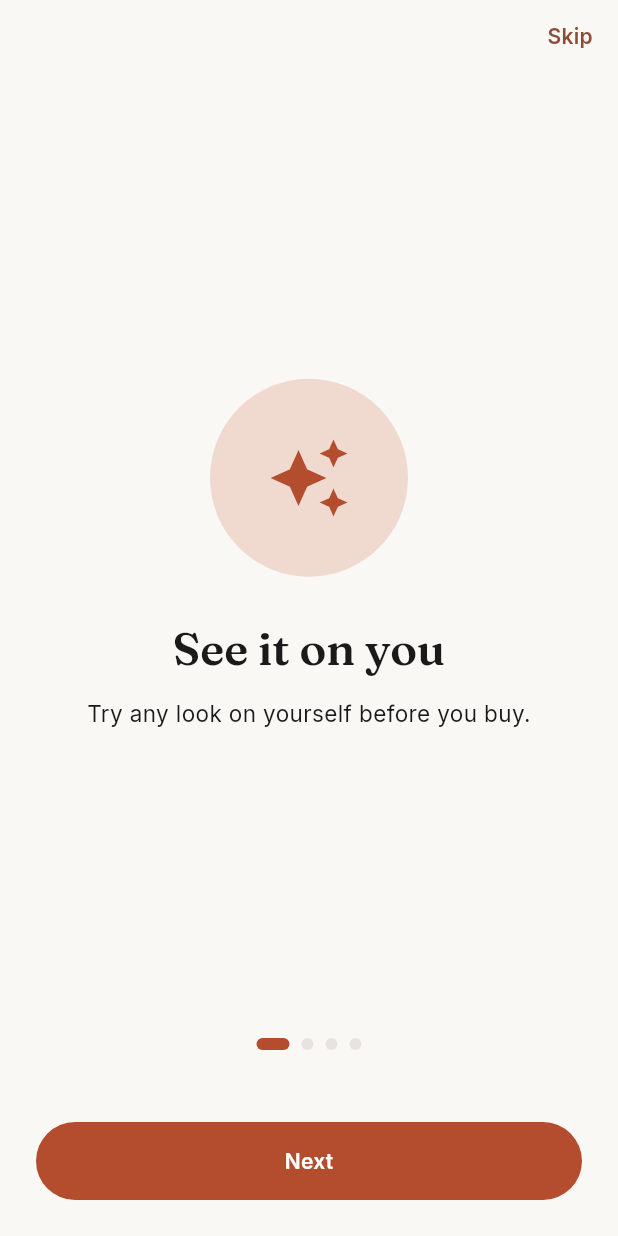
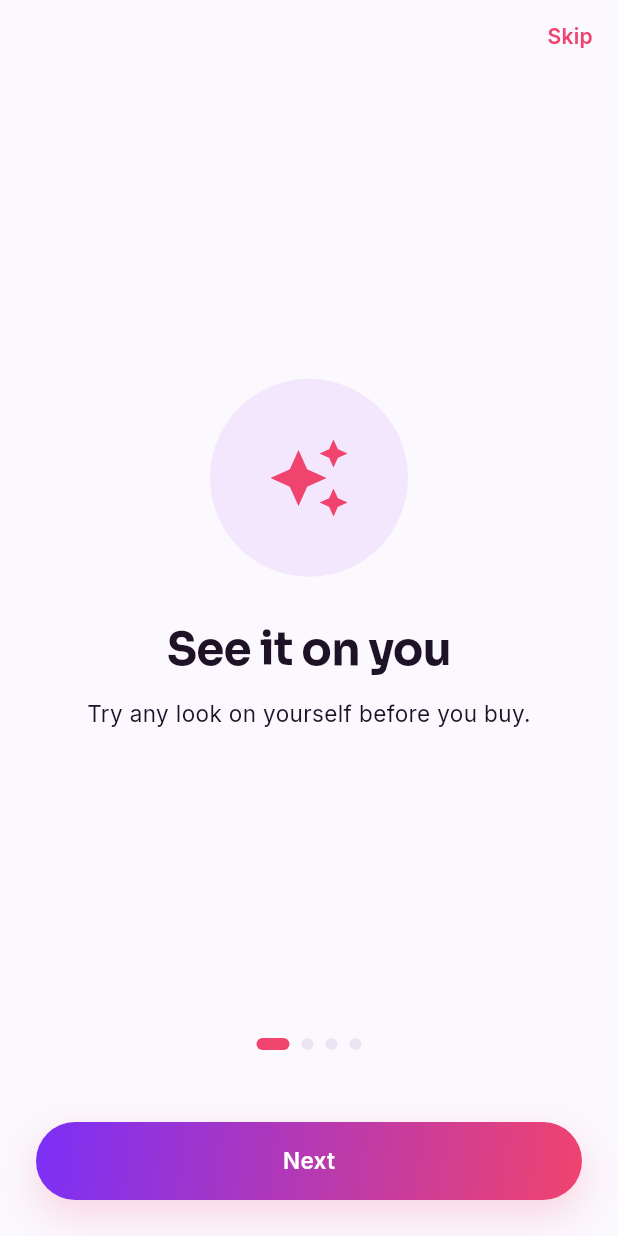
Before and after one commit to getRabbi/wear-the-mood, a Flutter app: the screen it shows after launch, on a phone screen of 412 x 824 dp. Run offline on Flutter 3.47's test engine with Material 3 defaults, Android fonts, the phone set to English and light mode, and no system bars; our stand-ins replace cached_network_image, dio, firebase_core, firebase_messaging, flutter_image_compress, flutter_riverpod and 8 more; missing offline and left inert: google_mlkit_pose_detection, posthog_flutter; accounts and stored records are empty; generated files the repository leaves out were written again.

Commit message:
feat(ui): "Modern Vibrant" redesign — electric violet→pink, glassy, springy
A women-focused, futuristic refresh driven entirely from the design system, so it
cascades to every screen:
- tokens: electric coral-pink + violet brand gradient, soft-lilac (light) / deep
  aubergine (dark) surfaces, rounder radii, accent glow, springy motion curve
- theme: vibrant colorScheme, modern geometric display font (Sora), clean flat
  app bars, filled lilac inputs, pill chips, modern nav bar + floating snackbars
- PrimaryButton is now the signature gradient pill with a soft glow
- updated the leaderboard prize banner + the tryon CTA test to match

Co-Authored-By: Claude Opus 4.8 <noreply@anthropic.com>

```diff
--- a/app/lib/core/theme/app_theme.dart
+++ b/app/lib/core/theme/app_theme.dart
@@ -3,8 +3,9 @@ import 'package:google_fonts/google_fonts.dart';
 
 import 'tokens.dart';
 
-/// App theme built from [AppColors] tokens (CLAUDE.md §4.2). Editorial display
-/// type (Fraunces) + clean body type (Inter). Dark mode is first-class.
+/// App theme built from [AppColors] tokens (CLAUDE.md §4.2) — "Modern Vibrant":
+/// electric violet→pink on soft lilac (light) and deep aubergine (dark). Modern
+/// geometric display type (Sora) + clean body (Inter). Dark mode is first-class.
 abstract final class AppTheme {
   static ThemeData light() => _build(Brightness.light);
   static ThemeData dark() => _build(Brightness.dark);
@@ -14,7 +15,11 @@ abstract final class AppTheme {
     final ink = dark ? AppColors.inkDark : AppColors.ink;
     final paper = dark ? AppColors.paperDark : AppColors.paper;
     final surface = dark ? AppColors.surfaceDark : AppColors.surface;
-    final display = GoogleFonts.fraunces(); // editorial headers
+    final muted = dark ? AppColors.mist : AppColors.graphite;
+    final fieldFill = dark ? const Color(0xFF2A1E3D) : AppColors.accentSoft;
+    final border = dark ? const Color(0xFF34284A) : AppColors.mist;
+
+    final display = GoogleFonts.sora(); // modern geometric headers
     final body = GoogleFonts.inter(); // UI/body
 
     final text = TextTheme(
@@ -22,10 +27,17 @@ abstract final class AppTheme {
         fontSize: 30,
         height: 1.1,
         color: ink,
-        fontWeight: FontWeight.w600,
+        fontWeight: FontWeight.w700,
+        letterSpacing: -0.5,
       ),
-      headlineSmall: display.copyWith(fontSize: 22, height: 1.15, color: ink),
-      titleMedium: body.copyWith(
+      headlineSmall: display.copyWith(
+        fontSize: 22,
+        height: 1.15,
+        color: ink,
+        fontWeight: FontWeight.w700,
+        letterSpacing: -0.2,
+      ),
+      titleMedium: display.copyWith(
         fontSize: 16,
         fontWeight: FontWeight.w600,
         color: ink,
@@ -36,23 +48,34 @@ abstract final class AppTheme {
         fontWeight: FontWeight.w600,
         letterSpacing: 0.2,
       ),
-      bodySmall: body.copyWith(
-        fontSize: 13,
-        color: dark ? AppColors.mist : AppColors.graphite,
-      ),
+      bodySmall: body.copyWith(fontSize: 13, color: muted),
+    );
+
+    final scheme = ColorScheme.fromSeed(
+      seedColor: AppColors.violet,
+      brightness: b,
+    ).copyWith(
+      primary: AppColors.accent,
+      secondary: AppColors.violet,
+      surface: surface,
+      error: AppColors.danger,
     );
 
     return ThemeData(
       useMaterial3: true,
       brightness: b,
       scaffoldBackgroundColor: paper,
-      colorScheme: ColorScheme.fromSeed(
-        seedColor: AppColors.accent,
-        brightness: b,
-        surface: surface,
+      colorScheme: scheme,
+      textTheme: text,
+      dividerColor: border,
+      appBarTheme: AppBarTheme(
+        backgroundColor: paper,
+        foregroundColor: ink,
+        elevation: 0,
+        scrolledUnderElevation: 0,
+        centerTitle: false,
+        titleTextStyle: text.titleMedium?.copyWith(fontSize: 20),
       ),
-      textTheme: text,
-      dividerColor: dark ? const Color(0xFF2A2A2A) : AppColors.mist,
       filledButtonTheme: FilledButtonThemeData(
         style: FilledButton.styleFrom(
           backgroundColor: AppColors.accent,
@@ -64,6 +87,15 @@ abstract final class AppTheme {
           textStyle: text.labelLarge,
         ),
       ),
+      outlinedButtonTheme: OutlinedButtonThemeData(
+        style: OutlinedButton.styleFrom(
+          foregroundColor: AppColors.accent,
+          side: BorderSide(color: AppColors.accent.withValues(alpha: 0.4)),
+          shape: RoundedRectangleBorder(
+            borderRadius: BorderRadius.circular(AppRadius.pill),
+          ),
+        ),
+      ),
       cardTheme: CardThemeData(
         color: surface,
         elevation: 0,
@@ -71,6 +103,51 @@ abstract final class AppTheme {
           borderRadius: BorderRadius.circular(AppRadius.lg),
         ),
       ),
+      chipTheme: ChipThemeData(
+        backgroundColor: dark ? surface : Colors.white,
+        selectedColor: AppColors.accentSoft,
+        side: BorderSide(color: border),
+        shape: RoundedRectangleBorder(
+          borderRadius: BorderRadius.circular(AppRadius.pill),
+        ),
+        labelStyle: text.bodySmall?.copyWith(color: ink),
+        secondaryLabelStyle: text.bodySmall?.copyWith(color: AppColors.accent),
+      ),
+      inputDecorationTheme: InputDecorationTheme(
+        filled: true,
+        fillColor: fieldFill,
+        contentPadding: const EdgeInsets.symmetric(
+          horizontal: AppSpace.md,
+          vertical: AppSpace.md,
+        ),
+        border: OutlineInputBorder(
+          borderRadius: BorderRadius.circular(AppRadius.md),
+          borderSide: BorderSide.none,
+        ),
+        enabledBorder: OutlineInputBorder(
+          borderRadius: BorderRadius.circular(AppRadius.md),
+          borderSide: BorderSide.none,
+        ),
+        focusedBorder: OutlineInputBorder(
+          borderRadius: BorderRadius.circular(AppRadius.md),
+          borderSide: const BorderSide(color: AppColors.accent, width: 1.6),
+        ),
+      ),
+      navigationBarTheme: NavigationBarThemeData(
+        backgroundColor: surface,
+        indicatorColor: AppColors.accentSoft,
+        elevation: 0,
+        height: 64,
+        labelTextStyle: WidgetStatePropertyAll(
+          text.bodySmall?.copyWith(fontWeight: FontWeight.w600),
+        ),
+      ),
+      snackBarTheme: SnackBarThemeData(
+        behavior: SnackBarBehavior.floating,
+        shape: RoundedRectangleBorder(
+          borderRadius: BorderRadius.circular(AppRadius.md),
+        ),
+      ),
     );
   }
 }
--- a/app/lib/core/theme/tokens.dart
+++ b/app/lib/core/theme/tokens.dart
@@ -2,20 +2,41 @@ import 'package:flutter/material.dart';
 
 /// Design tokens — the ONLY place raw values live (CLAUDE.md §4.1).
 /// Never hardcode colors/sizes/radii/spacing/motion in widgets; reference these.
+///
+/// Aesthetic: "Modern Vibrant" — electric violet→pink, soft lilac, deep
+/// aubergine. Bold, feminine, futuristic; gradients + glassy surfaces + springy
+/// motion for a daily-habit feel.
 abstract final class AppColors {
-  static const ink = Color(0xFF1A1A1A);
-  static const graphite = Color(0xFF6B6B6B);
-  static const mist = Color(0xFFE7E4DF);
-  static const paper = Color(0xFFFAF8F5);
+  // Brand
+  static const accent = Color(0xFFF0436E); // electric coral-pink — signature
+  static const violet = Color(0xFF7B2FF7); // electric violet — secondary
+  static const accentSoft = Color(0xFFF3E7FE); // soft lilac tint
+
+  // Light surfaces / text
+  static const ink = Color(0xFF1E1326); // deep plum-black text
+  static const graphite = Color(0xFF6B6076); // muted mauve-grey
+  static const mist = Color(0xFFEBE4F2); // lilac-grey divider/placeholder
+  static const paper = Color(0xFFFBF8FE); // lilac-white background
   static const surface = Color(0xFFFFFFFF);
-  static const inkDark = Color(0xFFF2F0EC);
-  static const paperDark = Color(0xFF121212);
-  static const surfaceDark = Color(0xFF1C1C1C);
-  static const accent = Color(0xFFB44C2E); // terracotta — one signature color
-  static const accentSoft = Color(0xFFF0D9CF);
-  static const success = Color(0xFF3F7D52);
-  static const warn = Color(0xFFC9A227);
-  static const danger = Color(0xFFB23B3B);
+
+  // Dark surfaces / text (deep aubergine)
+  static const inkDark = Color(0xFFF2ECF8);
+  static const paperDark = Color(0xFF140C1E);
+  static const surfaceDark = Color(0xFF211733);
+
+  // Status
+  static const success = Color(0xFF2FBF8F);
+  static const warn = Color(0xFFF0A92E);
+  static const danger = Color(0xFFE5484D);
+}
+
+/// The signature violet→pink brand gradient (CTAs, banners, highlights).
+abstract final class AppGradients {
+  static const brand = LinearGradient(
+    colors: [AppColors.violet, AppColors.accent],
+    begin: Alignment.topLeft,
+    end: Alignment.bottomRight,
+  );
 }
 
 abstract final class AppSpace {
@@ -28,21 +49,30 @@ abstract final class AppSpace {
 }
 
 abstract final class AppRadius {
-  static const sm = 8.0;
-  static const md = 14.0;
-  static const lg = 22.0;
+  static const sm = 10.0;
+  static const md = 18.0;
+  static const lg = 26.0;
   static const pill = 999.0;
 }
 
 abstract final class AppShadow {
+  /// Soft, violet-tinted elevation — modern, not heavy.
   static const card = <BoxShadow>[
     BoxShadow(color: Color(0x14000000), blurRadius: 24, offset: Offset(0, 8)),
+  ];
+
+  /// A glowing accent shadow for primary CTAs.
+  static const accentGlow = <BoxShadow>[
+    BoxShadow(color: Color(0x33F0436E), blurRadius: 22, offset: Offset(0, 10)),
   ];
 }
 
 abstract final class AppMotion {
   static const fast = Duration(milliseconds: 180);
   static const base = Duration(milliseconds: 280);
-  static const slow = Duration(milliseconds: 480);
+  static const slow = Duration(milliseconds: 460);
   static const easing = Curves.easeOutCubic;
+
+  /// Springy emphasis for delightful, tactile interactions (gentle overshoot).
+  static const spring = Cubic(0.2, 0.9, 0.2, 1.05);
 }
--- a/app/lib/features/community/leaderboard_screen.dart
+++ b/app/lib/features/community/leaderboard_screen.dart
@@ -84,12 +84,9 @@ class _PrizeBanner extends StatelessWidget {
     return Container(
       padding: const EdgeInsets.all(AppSpace.lg),
       decoration: BoxDecoration(
-        gradient: const LinearGradient(
-          colors: [AppColors.accent, Color(0xFFD98A6B)],
-          begin: Alignment.topLeft,
-          end: Alignment.bottomRight,
-        ),
+        gradient: AppGradients.brand,
         borderRadius: BorderRadius.circular(AppRadius.lg),
+        boxShadow: AppShadow.accentGlow,
       ),
       child: Row(
         children: [
--- a/app/lib/shared/widgets/primary_button.dart
+++ b/app/lib/shared/widgets/primary_button.dart
@@ -2,9 +2,9 @@ import 'package:flutter/material.dart';
 
 import '../../core/theme/tokens.dart';
 
-/// Primary call-to-action. Visual style (accent, pill shape, 52dp height) comes
-/// from the theme's [FilledButtonThemeData]; this adds a loading state and an
-/// optional leading icon.
+/// Primary call-to-action — the app's signature element. A full-width pill with
+/// the violet→pink brand gradient + a soft accent glow (CLAUDE.md §4). Supports a
+/// loading state and an optional leading icon.
 class PrimaryButton extends StatelessWidget {
   const PrimaryButton({
     super.key,
@@ -21,8 +21,27 @@ class PrimaryButton extends StatelessWidget {
 
   @override
   Widget build(BuildContext context) {
-    return FilledButton(
-      onPressed: isLoading ? null : onPressed,
+    final enabled = onPressed != null && !isLoading;
+    return Semantics(
+      button: true,
+      label: label,
+      child: AnimatedOpacity(
+        duration: AppMotion.fast,
+        opacity: enabled ? 1 : 0.55,
+        child: DecoratedBox(
+          decoration: BoxDecoration(
+            gradient: AppGradients.brand,
+            borderRadius: BorderRadius.circular(AppRadius.pill),
+            boxShadow: enabled ? AppShadow.accentGlow : null,
+          ),
+          child: Material(
+            color: Colors.transparent,
+            child: InkWell(
+              borderRadius: BorderRadius.circular(AppRadius.pill),
+              onTap: enabled ? onPressed : null,
+              child: SizedBox(
+                height: 52,
+                child: Center(
                   child: isLoading
                       ? const SizedBox(
                           height: 22,
@@ -36,11 +55,25 @@ class PrimaryButton extends StatelessWidget {
                           mainAxisSize: MainAxisSize.min,
                           children: [
                             if (icon != null) ...[
-                  Icon(icon, size: 20),
+                              Icon(icon, size: 20, color: Colors.white),
                               const SizedBox(width: AppSpace.sm),
                             ],
-                Text(label),
+                            Text(
+                              label,
+                              style: const TextStyle(
+                                color: Colors.white,
+                                fontSize: 15,
+                                fontWeight: FontWeight.w600,
+                                letterSpacing: 0.2,
+                              ),
+                            ),
                           ],
+                        ),
+                ),
+              ),
+            ),
+          ),
+        ),
       ),
     );
   }
```
Also changed, not shown: 1 other file. Lines whose indentation alone changed are shown as unchanged.
